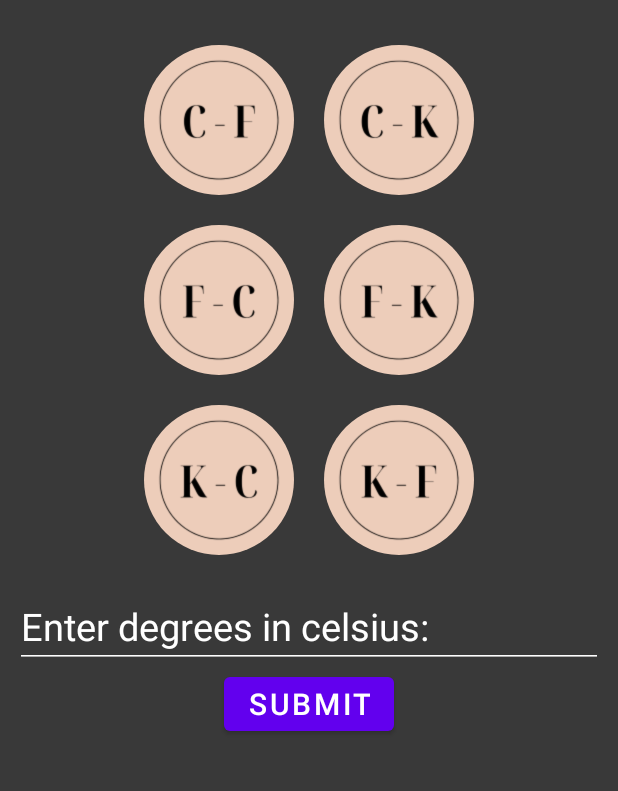
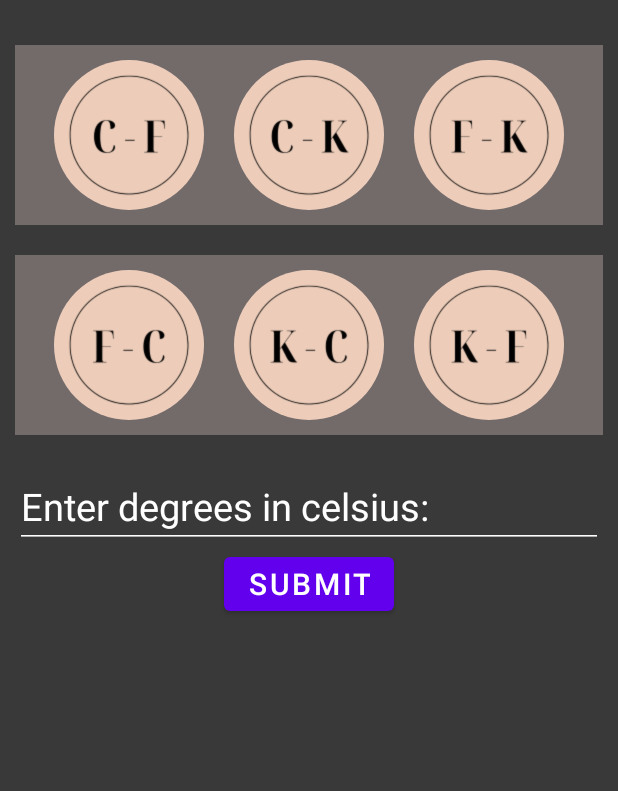
Before and after one commit to abhishekgupta3247/OIBSIP_UnitConverter, an Android app: the screen it shows after launch (MainActivity), after a tap on "celsiustofahrenheit", on a phone screen of 412 x 824 dp, the part 163-954 px from its top. Run offline under Robolectric (Android 15) with nearby library versions, the phone set to English and light mode, and no system bars; our stand-ins replace CircleImageView.

Commit message:
changed layout NOW JUST 2ROWS

```diff
--- a/app/src/main/res/layout/activity_main.xml
+++ b/app/src/main/res/layout/activity_main.xml
@@ -29,18 +29,19 @@
     <LinearLayout
         android:layout_width="match_parent"
         android:layout_height="wrap_content"
+        android:layout_margin="10dp"
+        android:background="#736A6A"
+        android:gravity="center"
         android:orientation="horizontal"
-        android:layout_margin="10dp"
-        android:gravity="center"
         tools:context=".MainActivity">
 
         <de.hdodenhof.circleimageview.CircleImageView
             android:id="@+id/cf"
             android:layout_width="100dp"
             android:layout_height="100dp"
+            android:layout_margin="10dp"
             android:contentDescription="@string/ctof"
             android:onClick="ctof"
-            android:layout_marginEnd="10dp"
             android:src="@drawable/cf"
             tools:ignore="UsingOnClickInXml" />
 
@@ -48,64 +49,71 @@
             android:id="@+id/ck"
             android:layout_width="100dp"
             android:layout_height="100dp"
+            android:layout_margin="10dp"
+            android:onClick="ctok"
             android:src="@drawable/ck"
-            android:layout_marginStart="10dp"
-            android:onClick="ctok"
-            />
+            tools:ignore="UsingOnClickInXml" />
+
+        <de.hdodenhof.circleimageview.CircleImageView
+            android:id="@+id/fk"
+            android:layout_width="100dp"
+            android:layout_height="100dp"
+            android:layout_margin="10dp"
+            android:onClick="ftok"
+            android:src="@drawable/fk"
+            tools:ignore="UsingOnClickInXml" />
+
     </LinearLayout>
 
     <LinearLayout
         android:layout_width="match_parent"
         android:layout_height="wrap_content"
         android:layout_margin="10dp"
+        android:background="#736A6A"
         android:gravity="center"
         android:orientation="horizontal"
         tools:context=".MainActivity">
+
         <de.hdodenhof.circleimageview.CircleImageView
             android:id="@+id/fc"
             android:layout_width="100dp"
             android:layout_height="100dp"
+            android:layout_margin="10dp"
+            android:onClick="ftoc"
             android:src="@drawable/fc"
-            android:layout_marginEnd="10dp"
-            android:onClick="ftoc"
             tools:ignore="UsingOnClickInXml" />
-
-        <de.hdodenhof.circleimageview.CircleImageView
-            android:id="@+id/fk"
-            android:layout_width="100dp"
-            android:layout_height="100dp"
-            android:src="@drawable/fk"
-            android:layout_marginStart="10dp"
-            android:onClick="ftok"
-            tools:ignore="UsingOnClickInXml" />
-    </LinearLayout>
-
-    <LinearLayout
-        android:layout_width="match_parent"
-        android:layout_height="wrap_content"
-        android:orientation="horizontal"
-        android:layout_margin="10dp"
-        android:gravity="center"
-        tools:context=".MainActivity">
 
         <de.hdodenhof.circleimageview.CircleImageView
             android:id="@+id/kc"
             android:layout_width="100dp"
             android:layout_height="100dp"
+            android:layout_margin="10dp"
+            android:onClick="ktoc"
             android:src="@drawable/kc"
-            android:layout_marginEnd="10dp"
-            android:onClick="ktoc"
             tools:ignore="UsingOnClickInXml" />
 
         <de.hdodenhof.circleimageview.CircleImageView
             android:id="@+id/kf"
             android:layout_width="100dp"
             android:layout_height="100dp"
+            android:layout_margin="10dp"
+            android:onClick="ktof"
             android:src="@drawable/kf"
-            android:layout_marginStart="10dp"
-            android:onClick="ktof"
             tools:ignore="UsingOnClickInXml" />
     </LinearLayout>
+
+<!--    <LinearLayout-->
+<!--        android:layout_width="match_parent"-->
+<!--        android:layout_height="wrap_content"-->
+<!--        android:orientation="horizontal"-->
+<!--        android:layout_margin="10dp"-->
+<!--        android:gravity="center"-->
+<!--        tools:context=".MainActivity">-->
+
+<!--        -->
+
+<!--        -->
+<!--    </LinearLayout>-->
 
     <LinearLayout
         android:id="@+id/lay"
--- a/app/src/main/res/values/strings.xml
+++ b/app/src/main/res/values/strings.xml
@@ -1,7 +1,7 @@
 <resources>
     <string name="app_name">Temperature Converter</string>
 
-    <string name="txt1">Select Temperature Converter</string>
+    <string name="txt1">Select &#xA;Temperature Converter</string>
     <!-- TODO: Remove or change this placeholder text -->
     <string name="hello_blank_fragment">Hello blank fragment</string>
     <string name="dic">Enter degrees in celsius:</string>
```
